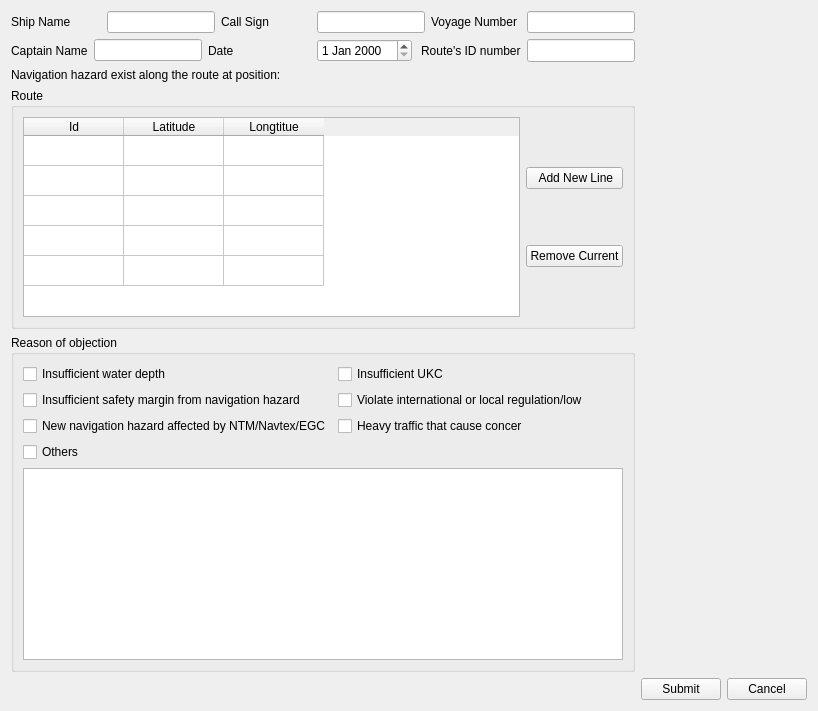
The window that QtUi/objectionReport.ui (heavenlxj/emgui) describes before a commit, drawn with Qt 5.
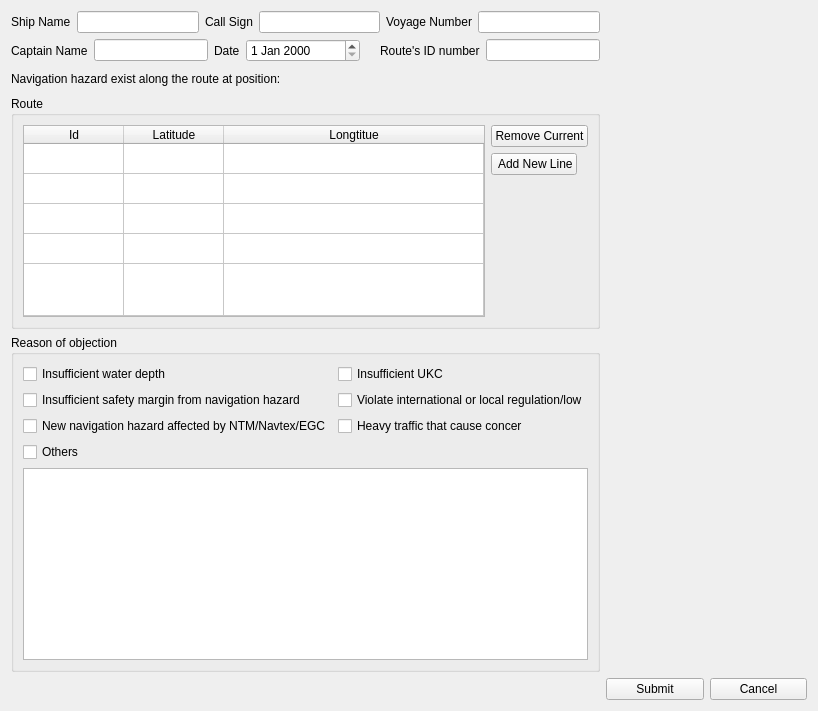
The same window after the commit.

Diff of the .ui file:
```diff
--- a/QtUi/objectionReport.ui
+++ b/QtUi/objectionReport.ui
@@ -2,6 +2,9 @@
 <ui version="4.0">
  <class>Form</class>
  <widget class="QWidget" name="Form">
+  <property name="windowModality">
+   <enum>Qt::ApplicationModal</enum>
+  </property>
   <property name="geometry">
    <rect>
     <x>0</x>
@@ -17,63 +20,18 @@
    </sizepolicy>
   </property>
   <property name="windowTitle">
-   <string>Form</string>
+   <string>Objection Report</string>
+  </property>
+  <property name="locale">
+   <locale language="English" country="UnitedStates"/>
   </property>
   <layout class="QGridLayout" name="gridLayout_2">
-   <item row="0" column="0">
-    <layout class="QHBoxLayout" name="horizontalLayout">
-     <item>
-      <widget class="QLabel" name="label">
-       <property name="text">
-        <string>Ship Name</string>
-       </property>
-      </widget>
-     </item>
-     <item>
-      <widget class="QLineEdit" name="ship_name_edit">
-       <property name="sizePolicy">
-        <sizepolicy hsizetype="Fixed" vsizetype="Fixed">
-         <horstretch>0</horstretch>
-         <verstretch>0</verstretch>
-        </sizepolicy>
-       </property>
-      </widget>
-     </item>
-     <item>
-      <widget class="QLabel" name="label_2">
-       <property name="text">
-        <string>Call Sign</string>
-       </property>
-      </widget>
-     </item>
-     <item>
-      <widget class="QLineEdit" name="call_sign_edit">
-       <property name="sizePolicy">
-        <sizepolicy hsizetype="Fixed" vsizetype="Fixed">
-         <horstretch>0</horstretch>
-         <verstretch>0</verstretch>
-        </sizepolicy>
-       </property>
-      </widget>
-     </item>
-     <item>
-      <widget class="QLabel" name="label_3">
-       <property name="text">
-        <string>Voyage Number</string>
-       </property>
-      </widget>
-     </item>
-     <item>
-      <widget class="QLineEdit" name="voyage_number_edit">
-       <property name="sizePolicy">
-        <sizepolicy hsizetype="Fixed" vsizetype="Fixed">
-         <horstretch>0</horstretch>
-         <verstretch>0</verstretch>
-        </sizepolicy>
-       </property>
-      </widget>
-     </item>
-    </layout>
+   <item row="2" column="0">
+    <widget class="QLabel" name="label_7">
+     <property name="text">
+      <string>Navigation hazard exist along the route at position:</string>
+     </property>
+    </widget>
    </item>
    <item row="1" column="0">
     <layout class="QHBoxLayout" name="horizontalLayout_2">
@@ -96,7 +54,7 @@
      <item>
       <widget class="QLineEdit" name="captain_name_edit">
        <property name="sizePolicy">
-        <sizepolicy hsizetype="Fixed" vsizetype="Fixed">
+        <sizepolicy hsizetype="Preferred" vsizetype="Fixed">
          <horstretch>0</horstretch>
          <verstretch>0</verstretch>
         </sizepolicy>
@@ -106,7 +64,7 @@
      <item>
       <widget class="QLabel" name="label_6">
        <property name="sizePolicy">
-        <sizepolicy hsizetype="Minimum" vsizetype="Preferred">
+        <sizepolicy hsizetype="Fixed" vsizetype="Preferred">
          <horstretch>0</horstretch>
          <verstretch>0</verstretch>
         </sizepolicy>
@@ -119,7 +77,7 @@
      <item>
       <widget class="QDateEdit" name="dateEdit">
        <property name="sizePolicy">
-        <sizepolicy hsizetype="Fixed" vsizetype="Fixed">
+        <sizepolicy hsizetype="Preferred" vsizetype="Fixed">
          <horstretch>0</horstretch>
          <verstretch>0</verstretch>
         </sizepolicy>
@@ -129,7 +87,7 @@
      <item alignment="Qt::AlignRight">
       <widget class="QLabel" name="label_4">
        <property name="sizePolicy">
-        <sizepolicy hsizetype="Minimum" vsizetype="Preferred">
+        <sizepolicy hsizetype="Fixed" vsizetype="Preferred">
          <horstretch>0</horstretch>
          <verstretch>0</verstretch>
         </sizepolicy>
@@ -142,7 +100,7 @@
      <item>
       <widget class="QLineEdit" name="route_id_number">
        <property name="sizePolicy">
-        <sizepolicy hsizetype="Fixed" vsizetype="Minimum">
+        <sizepolicy hsizetype="Preferred" vsizetype="Fixed">
          <horstretch>0</horstretch>
          <verstretch>0</verstretch>
         </sizepolicy>
@@ -151,143 +109,186 @@
      </item>
     </layout>
    </item>
-   <item row="2" column="0">
-    <widget class="QLabel" name="label_7">
-     <property name="text">
-      <string>Navigation hazard exist along the route at position:</string>
-     </property>
-    </widget>
+   <item row="0" column="0">
+    <layout class="QHBoxLayout" name="horizontalLayout">
+     <item>
+      <widget class="QLabel" name="label">
+       <property name="sizePolicy">
+        <sizepolicy hsizetype="Fixed" vsizetype="Preferred">
+         <horstretch>0</horstretch>
+         <verstretch>0</verstretch>
+        </sizepolicy>
+       </property>
+       <property name="text">
+        <string>Ship Name</string>
+       </property>
+      </widget>
+     </item>
+     <item>
+      <widget class="QLineEdit" name="ship_name_edit">
+       <property name="sizePolicy">
+        <sizepolicy hsizetype="Preferred" vsizetype="Fixed">
+         <horstretch>0</horstretch>
+         <verstretch>0</verstretch>
+        </sizepolicy>
+       </property>
+      </widget>
+     </item>
+     <item>
+      <widget class="QLabel" name="label_2">
+       <property name="sizePolicy">
+        <sizepolicy hsizetype="Fixed" vsizetype="Preferred">
+         <horstretch>0</horstretch>
+         <verstretch>0</verstretch>
+        </sizepolicy>
+       </property>
+       <property name="text">
+        <string>Call Sign</string>
+       </property>
+      </widget>
+     </item>
+     <item>
+      <widget class="QLineEdit" name="call_sign_edit">
+       <property name="sizePolicy">
+        <sizepolicy hsizetype="Preferred" vsizetype="Fixed">
+         <horstretch>0</horstretch>
+         <verstretch>0</verstretch>
+        </sizepolicy>
+       </property>
+      </widget>
+     </item>
+     <item>
+      <widget class="QLabel" name="label_3">
+       <property name="sizePolicy">
+        <sizepolicy hsizetype="Fixed" vsizetype="Preferred">
+         <horstretch>0</horstretch>
+         <verstretch>0</verstretch>
+        </sizepolicy>
+       </property>
+       <property name="text">
+        <string>Voyage Number</string>
+       </property>
+      </widget>
+     </item>
+     <item>
+      <widget class="QLineEdit" name="voyage_number_edit">
+       <property name="sizePolicy">
+        <sizepolicy hsizetype="Preferred" vsizetype="Fixed">
+         <horstretch>0</horstretch>
+         <verstretch>0</verstretch>
+        </sizepolicy>
+       </property>
+      </widget>
+     </item>
+    </layout>
    </item>
-   <item row="3" column="0">
-    <widget class="QGroupBox" name="groupBox_2">
-     <property name="title">
-      <string>Route</string>
-     </property>
-     <layout class="QVBoxLayout" name="verticalLayout_2">
-      <item>
-       <layout class="QHBoxLayout" name="horizontalLayout_3">
-        <item>
-         <widget class="QTableWidget" name="route_table_widget">
-          <property name="sizePolicy">
-           <sizepolicy hsizetype="Expanding" vsizetype="Expanding">
-            <horstretch>0</horstretch>
-            <verstretch>0</verstretch>
-           </sizepolicy>
-          </property>
-          <attribute name="verticalHeaderVisible">
-           <bool>false</bool>
-          </attribute>
-          <row>
-           <property name="text">
-            <string>1</string>
-           </property>
-          </row>
-          <row>
-           <property name="text">
-            <string>2</string>
-           </property>
-          </row>
-          <row>
-           <property name="text">
-            <string>3</string>
-           </property>
-          </row>
-          <row>
-           <property name="text">
-            <string>4</string>
-           </property>
-          </row>
-          <row>
-           <property name="text">
-            <string>5</string>
-           </property>
-          </row>
-          <column>
-           <property name="text">
-            <string>Id</string>
-           </property>
-          </column>
-          <column>
-           <property name="text">
-            <string>Latitude</string>
-           </property>
-          </column>
-          <column>
-           <property name="text">
-            <string>Longtitue</string>
-           </property>
-          </column>
-         </widget>
-        </item>
-        <item>
-         <layout class="QVBoxLayout" name="verticalLayout">
-          <item>
-           <widget class="QPushButton" name="pushButton">
-            <property name="text">
-             <string> Add New Line</string>
-            </property>
-           </widget>
-          </item>
-          <item>
-           <widget class="QPushButton" name="pushButton_2">
-            <property name="text">
-             <string>Remove Current</string>
-            </property>
-           </widget>
-          </item>
-         </layout>
-        </item>
-       </layout>
-      </item>
-     </layout>
-    </widget>
+   <item row="6" column="1">
+    <layout class="QHBoxLayout" name="horizontalLayout_5">
+     <item>
+      <widget class="QPushButton" name="submit_btn">
+       <property name="text">
+        <string>Submit</string>
+       </property>
+      </widget>
+     </item>
+     <item>
+      <widget class="QPushButton" name="cancel_btn">
+       <property name="text">
+        <string>Cancel</string>
+       </property>
+      </widget>
+     </item>
+    </layout>
    </item>
-   <item row="4" column="0">
+   <item row="5" column="0">
     <widget class="QGroupBox" name="groupBox">
      <property name="title">
       <string>Reason of objection</string>
      </property>
      <layout class="QGridLayout" name="gridLayout">
-      <item row="0" column="0">
-       <widget class="QCheckBox" name="checkBox_water_depth">
-        <property name="text">
-         <string>Insufficient water depth</string>
-        </property>
-       </widget>
-      </item>
-      <item row="1" column="0">
-       <widget class="QCheckBox" name="checkBox_safety_margin">
-        <property name="text">
-         <string>Insufficient safety margin from navigation hazard</string>
-        </property>
-       </widget>
-      </item>
       <item row="2" column="1">
        <widget class="QCheckBox" name="checkBox_heavy_traffic">
+        <property name="sizePolicy">
+         <sizepolicy hsizetype="Preferred" vsizetype="Fixed">
+          <horstretch>0</horstretch>
+          <verstretch>0</verstretch>
+         </sizepolicy>
+        </property>
         <property name="text">
          <string>Heavy traffic that cause concer</string>
         </property>
        </widget>
       </item>
-      <item row="4" column="0" colspan="2">
-       <widget class="QTextEdit" name="textEdit_remark"/>
-      </item>
       <item row="2" column="0">
        <widget class="QCheckBox" name="checkBox_ntm_navtex_egc">
+        <property name="sizePolicy">
+         <sizepolicy hsizetype="Preferred" vsizetype="Fixed">
+          <horstretch>0</horstretch>
+          <verstretch>0</verstretch>
+         </sizepolicy>
+        </property>
         <property name="text">
          <string>New navigation hazard affected by NTM/Navtex/EGC</string>
         </property>
        </widget>
       </item>
+      <item row="1" column="0">
+       <widget class="QCheckBox" name="checkBox_safety_margin">
+        <property name="sizePolicy">
+         <sizepolicy hsizetype="Preferred" vsizetype="Fixed">
+          <horstretch>0</horstretch>
+          <verstretch>0</verstretch>
+         </sizepolicy>
+        </property>
+        <property name="text">
+         <string>Insufficient safety margin from navigation hazard</string>
+        </property>
+       </widget>
+      </item>
       <item row="3" column="0">
        <widget class="QCheckBox" name="checkBox_others">
+        <property name="sizePolicy">
+         <sizepolicy hsizetype="Preferred" vsizetype="Fixed">
+          <horstretch>0</horstretch>
+          <verstretch>0</verstretch>
+         </sizepolicy>
+        </property>
         <property name="text">
          <string>Others</string>
         </property>
        </widget>
       </item>
+      <item row="0" column="0">
+       <widget class="QCheckBox" name="checkBox_water_depth">
+        <property name="sizePolicy">
+         <sizepolicy hsizetype="Preferred" vsizetype="Preferred">
+          <horstretch>0</horstretch>
+          <verstretch>0</verstretch>
+         </sizepolicy>
+        </property>
+        <property name="text">
+         <string>Insufficient water depth</string>
+        </property>
+       </widget>
+      </item>
+      <item row="4" column="0" colspan="2">
+       <widget class="QTextEdit" name="textEdit_remark">
+        <property name="sizePolicy">
+         <sizepolicy hsizetype="Preferred" vsizetype="Preferred">
+          <horstretch>0</horstretch>
+          <verstretch>0</verstretch>
+         </sizepolicy>
+        </property>
+       </widget>
+      </item>
       <item row="1" column="1">
        <widget class="QCheckBox" name="checkBox_violate_local">
+        <property name="sizePolicy">
+         <sizepolicy hsizetype="Preferred" vsizetype="Fixed">
+          <horstretch>0</horstretch>
+          <verstretch>0</verstretch>
+         </sizepolicy>
+        </property>
         <property name="text">
          <string>Violate international or local regulation/low</string>
         </property>
@@ -295,6 +296,12 @@
       </item>
       <item row="0" column="1">
        <widget class="QCheckBox" name="checkBox_ukc">
+        <property name="sizePolicy">
+         <sizepolicy hsizetype="Preferred" vsizetype="Fixed">
+          <horstretch>0</horstretch>
+          <verstretch>0</verstretch>
+         </sizepolicy>
+        </property>
         <property name="text">
          <string>Insufficient UKC</string>
         </property>
@@ -303,23 +310,105 @@
      </layout>
     </widget>
    </item>
-   <item row="5" column="1">
-    <layout class="QHBoxLayout" name="horizontalLayout_5">
-     <item>
-      <widget class="QPushButton" name="submit_btn">
-       <property name="text">
-        <string>Submit</string>
-       </property>
-      </widget>
-     </item>
-     <item>
-      <widget class="QPushButton" name="cancel_btn">
-       <property name="text">
-        <string>Cancel</string>
-       </property>
-      </widget>
-     </item>
-    </layout>
+   <item row="3" column="0" rowspan="2">
+    <widget class="QGroupBox" name="groupBox_2">
+     <property name="title">
+      <string>Route</string>
+     </property>
+     <layout class="QGridLayout" name="gridLayout_3">
+      <item row="0" column="1">
+       <widget class="QPushButton" name="pushButton_2">
+        <property name="sizePolicy">
+         <sizepolicy hsizetype="Preferred" vsizetype="Fixed">
+          <horstretch>0</horstretch>
+          <verstretch>0</verstretch>
+         </sizepolicy>
+        </property>
+        <property name="text">
+         <string>Remove Current</string>
+        </property>
+       </widget>
+      </item>
+      <item row="0" column="0" rowspan="3">
+       <widget class="QTableWidget" name="route_table_widget">
+        <property name="sizePolicy">
+         <sizepolicy hsizetype="Preferred" vsizetype="Preferred">
+          <horstretch>0</horstretch>
+          <verstretch>0</verstretch>
+         </sizepolicy>
+        </property>
+        <attribute name="horizontalHeaderCascadingSectionResizes">
+         <bool>true</bool>
+        </attribute>
+        <attribute name="horizontalHeaderStretchLastSection">
+         <bool>true</bool>
+        </attribute>
+        <attribute name="verticalHeaderVisible">
+         <bool>false</bool>
+        </attribute>
+        <attribute name="verticalHeaderCascadingSectionResizes">
+         <bool>true</bool>
+        </attribute>
+        <attribute name="verticalHeaderStretchLastSection">
+         <bool>true</bool>
+        </attribute>
+        <row>
+         <property name="text">
+          <string>1</string>
+         </property>
+        </row>
+        <row>
+         <property name="text">
+          <string>2</string>
+         </property>
+        </row>
+        <row>
+         <property name="text">
+          <string>3</string>
+         </property>
+        </row>
+        <row>
+         <property name="text">
+          <string>4</string>
+         </property>
+        </row>
+        <row>
+         <property name="text">
+          <string>5</string>
+         </property>
+        </row>
+        <column>
+         <property name="text">
+          <string>Id</string>
+         </property>
+        </column>
+        <column>
+         <property name="text">
+          <string>Latitude</string>
+         </property>
+        </column>
+        <column>
+         <property name="text">
+          <string>Longtitue</string>
+         </property>
+        </column>
+       </widget>
+      </item>
+      <item row="1" column="1">
+       <widget class="QPushButton" name="pushButton">
+        <property name="sizePolicy">
+         <sizepolicy hsizetype="Fixed" vsizetype="Fixed">
+          <horstretch>0</horstretch>
+          <verstretch>0</verstretch>
+         </sizepolicy>
+        </property>
+        <property name="text">
+         <string> Add New Line</string>
+        </property>
+       </widget>
+      </item>
+     </layout>
+    </widget>
    </item>
   </layout>
  </widget>
```
